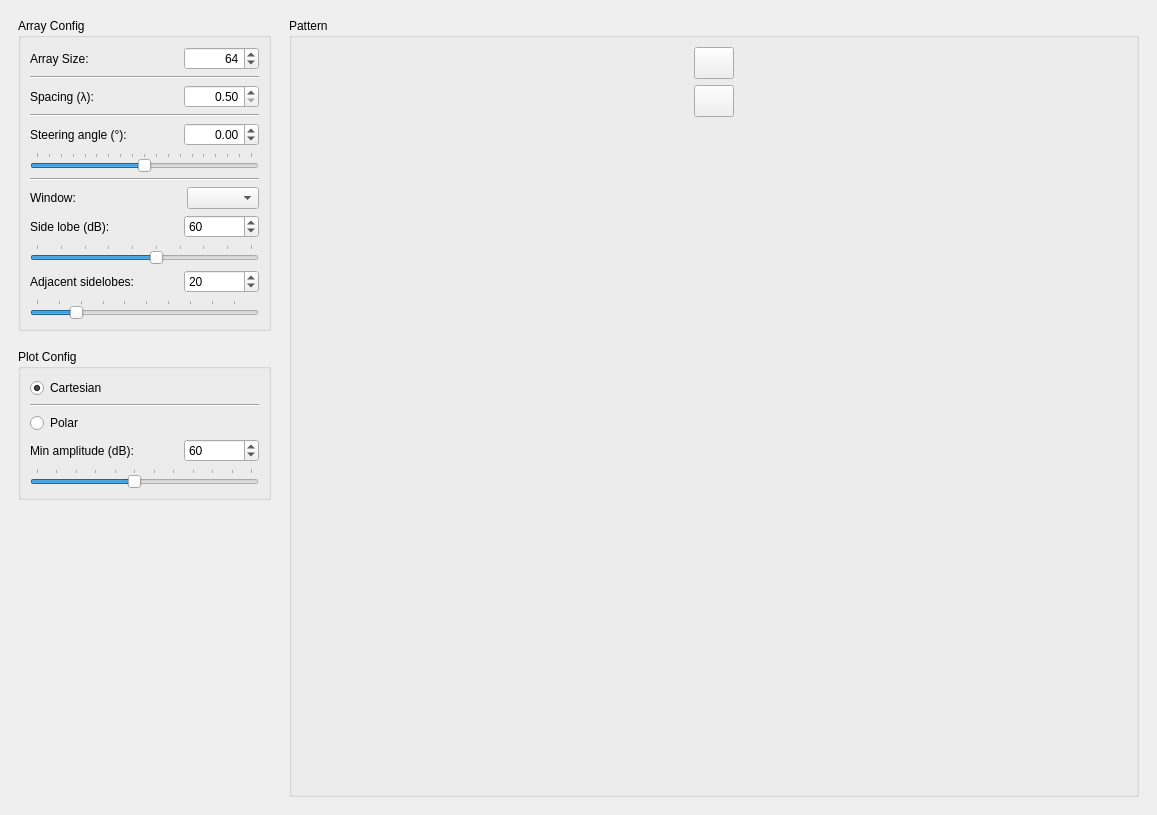
Before: the Qt Designer form ui_array_analysis.ui in rookiepeng/antenna-array-analysis, drawn with Qt 5.
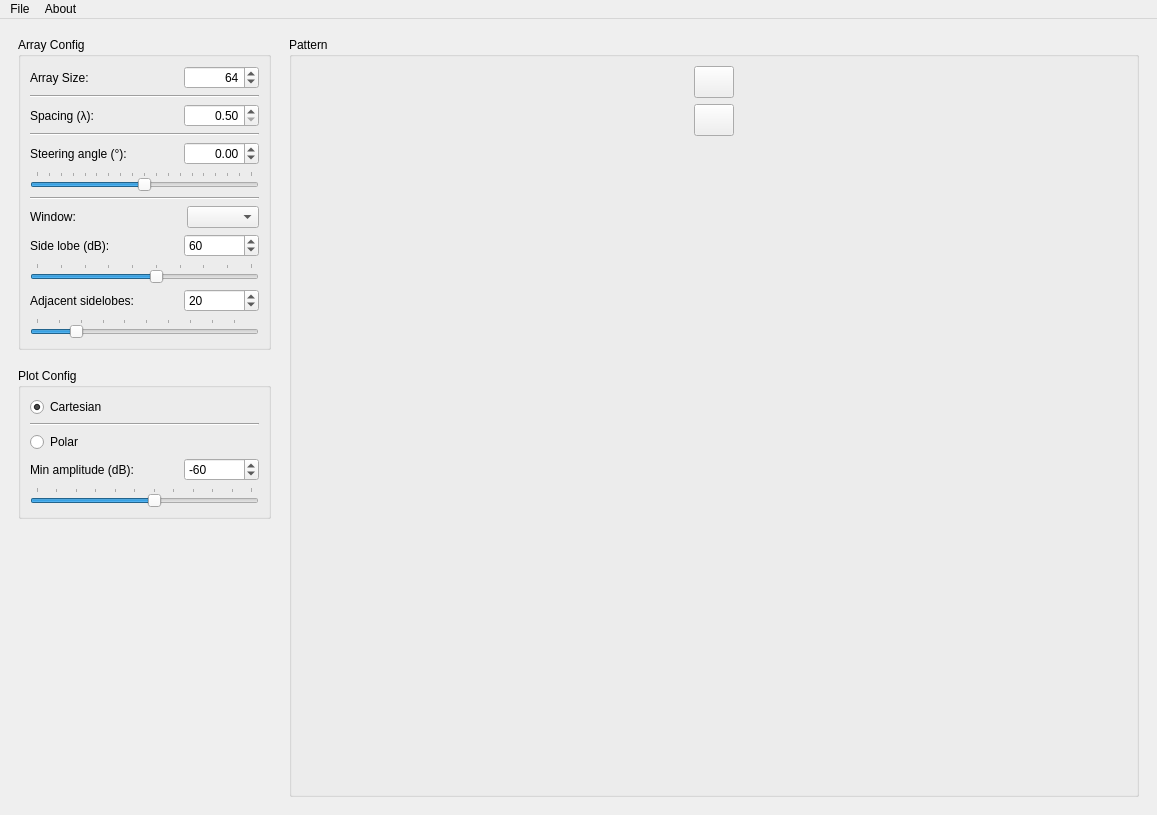
After: the same form once the commit is applied. Icons and pictures are not drawn.

Patch:
```diff
--- a/ui_array_analysis.ui
+++ b/ui_array_analysis.ui
@@ -481,13 +481,13 @@
               </size>
              </property>
              <property name="minimum">
-              <number>10</number>
+              <number>-120</number>
              </property>
              <property name="maximum">
-              <number>120</number>
+              <number>-10</number>
              </property>
              <property name="value">
-              <number>60</number>
+              <number>-60</number>
              </property>
             </widget>
            </item>
@@ -496,13 +496,13 @@
          <item>
           <widget class="QSlider" name="horizontalSlider_polarMinAmp">
            <property name="minimum">
-            <number>10</number>
+            <number>-120</number>
            </property>
            <property name="maximum">
-            <number>120</number>
+            <number>-10</number>
            </property>
            <property name="value">
-            <number>60</number>
+            <number>-60</number>
            </property>
            <property name="orientation">
             <enum>Qt::Horizontal</enum>
@@ -628,6 +628,23 @@
      <height>38</height>
     </rect>
    </property>
+   <widget class="QMenu" name="menuFile">
+    <property name="title">
+     <string>File</string>
+    </property>
+    <addaction name="actionExport_plot_data"/>
+    <addaction name="actionExport_array_configurations"/>
+    <addaction name="separator"/>
+    <addaction name="actionQuit"/>
+   </widget>
+   <widget class="QMenu" name="menuAbout">
+    <property name="title">
+     <string>About</string>
+    </property>
+    <addaction name="actionAbout_antenna_array_analysis"/>
+   </widget>
+   <addaction name="menuFile"/>
+   <addaction name="menuAbout"/>
   </widget>
  </widget>
  <resources>
```
Left out of the diff: 22 changed lines with no effect on the pictures.
